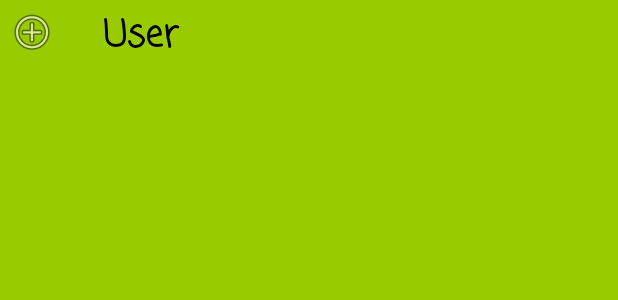
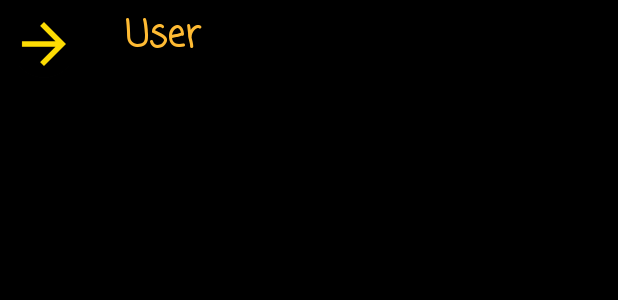
Before and after one commit to cyberpirate92/Addictionary, an Android app: the layout listview_row_item_system.xml on its own in the app's theme, with its tools: preview values and no code run, on a phone screen of 412 x 824 dp. Shown: the top 300 px of the screen. Run offline under Robolectric (Android 15) with nearby library versions, the phone set to English and light mode, and no system bars; network calls fail.

Commit message:
UI improvements

```diff
--- a/app/src/main/java/com/example/raviteja/addictionary/SinglePlayer.java
+++ b/app/src/main/java/com/example/raviteja/addictionary/SinglePlayer.java
@@ -60,6 +60,8 @@ public class SinglePlayer extends AppCompatActivity implements View.OnKeyListene
 
     @Override
     public boolean onKey(View v, int keyCode, KeyEvent event) {
+        if(event.getAction() != KeyEvent.ACTION_DOWN)
+            return true;
         if(keyCode == KeyEvent.KEYCODE_ENTER) {
             if(!initSucess) {
                 Toast.makeText(this, "Sorry, Initialization failed, please refer log", Toast.LENGTH_SHORT).show();
@@ -82,7 +84,7 @@ public class SinglePlayer extends AppCompatActivity implements View.OnKeyListene
                         editText.setText(lastWord);
                         editText.setSelection(lastWord.length());
                         if(firstEntry) firstEntry = false;
-                        //listView.smoothScrollToPosition(listAdapter.getCount()+1);
+                        listView.smoothScrollToPosition(listAdapter.getCount()+1);
                     }
                     else {
                         Toast.makeText(this, "'" + word + "' is not a valid word!", Toast.LENGTH_SHORT).show();
--- a/app/src/main/java/com/example/raviteja/addictionary/WordListAdapter.java
+++ b/app/src/main/java/com/example/raviteja/addictionary/WordListAdapter.java
@@ -22,7 +22,8 @@ public class WordListAdapter extends BaseAdapter {
     }
 
     public void addItem(String word) {
-        data.add(0,word);
+        data.add(word);
+        this.notifyDataSetChanged();
     }
 
     @Override
--- a/app/src/main/res/layout/listview_row_item_system.xml
+++ b/app/src/main/res/layout/listview_row_item_system.xml
@@ -3,29 +3,29 @@
     xmlns:tools="http://schemas.android.com/tools"
     android:orientation="horizontal" android:layout_width="match_parent"
     android:layout_height="match_parent"
-    android:background="@android:color/holo_green_light"
+    android:background="#000"
     android:weightSum="10"
     android:padding="5dp">
 
     <ImageView
         android:id="@+id/imageView"
         android:layout_width="wrap_content"
-        android:layout_height="wrap_content"
+        android:layout_height="match_parent"
         android:layout_weight="1"
-        android:src="@android:drawable/ic_menu_add"
+        android:src="@mipmap/right_arrow"
         android:adjustViewBounds="false"
         android:scaleType="matrix" />
 
     <TextView
         android:text="User"
         android:layout_width="wrap_content"
-        android:layout_height="wrap_content"
+        android:layout_height="match_parent"
         android:id="@+id/textView"
         android:layout_weight="9"
         android:textSize="24sp"
         android:fontFamily="casual"
         android:textStyle="normal|bold"
         android:textAlignment="textStart"
-        android:textColor="@android:color/background_dark"/>
+        android:textColor="@android:color/holo_orange_light"/>
 
 </LinearLayout>
--- a/app/src/main/res/layout/listview_row_item_user.xml
+++ b/app/src/main/res/layout/listview_row_item_user.xml
@@ -3,7 +3,7 @@
     android:orientation="horizontal" android:layout_width="match_parent"
     android:layout_height="match_parent"
     android:weightSum="10"
-    android:background="@android:color/holo_orange_dark"
+    android:background="#000"
     android:padding="5dp">
 
     <TextView
@@ -16,12 +16,12 @@
         android:fontFamily="casual"
         android:textStyle="normal|bold"
         android:textAlignment="textEnd"
-        android:textColor="@android:color/background_dark"/>
+        android:textColor="@android:color/holo_green_light"/>
 
     <ImageView
         android:id="@+id/imageView"
         android:layout_width="wrap_content"
         android:layout_height="wrap_content"
         android:layout_weight="1"
-        android:src="@android:drawable/ic_input_add"/>
+        android:src="@mipmap/left_arrow"/>
 </LinearLayout>
```
Also changed, not shown: app/src/main/java/com/example/raviteja/addictionary/MainActivity.java (+2 -14 lines), app/src/main/left_arrow-web.png (added), app/src/main/res/mipmap-hdpi/left_arrow.png (added), app/src/main/res/mipmap-hdpi/right_arrow.png (added), app/src/main/res/mipmap-mdpi/left_arrow.png (added), app/src/main/res/mipmap-mdpi/right_arrow.png (added), app/src/main/res/mipmap-xhdpi/left_arrow.png (added), app/src/main/res/mipmap-xhdpi/right_arrow.png (added), app/src/main/res/mipmap-xxhdpi/left_arrow.png (added), app/src/main/res/mipmap-xxhdpi/right_arrow.png (added), app/src/main/res/mipmap-xxxhdpi/left_arrow.png (added), app/src/main/res/mipmap-xxxhdpi/right_arrow.png (added), app/src/main/right_arrow-web.png (added).
